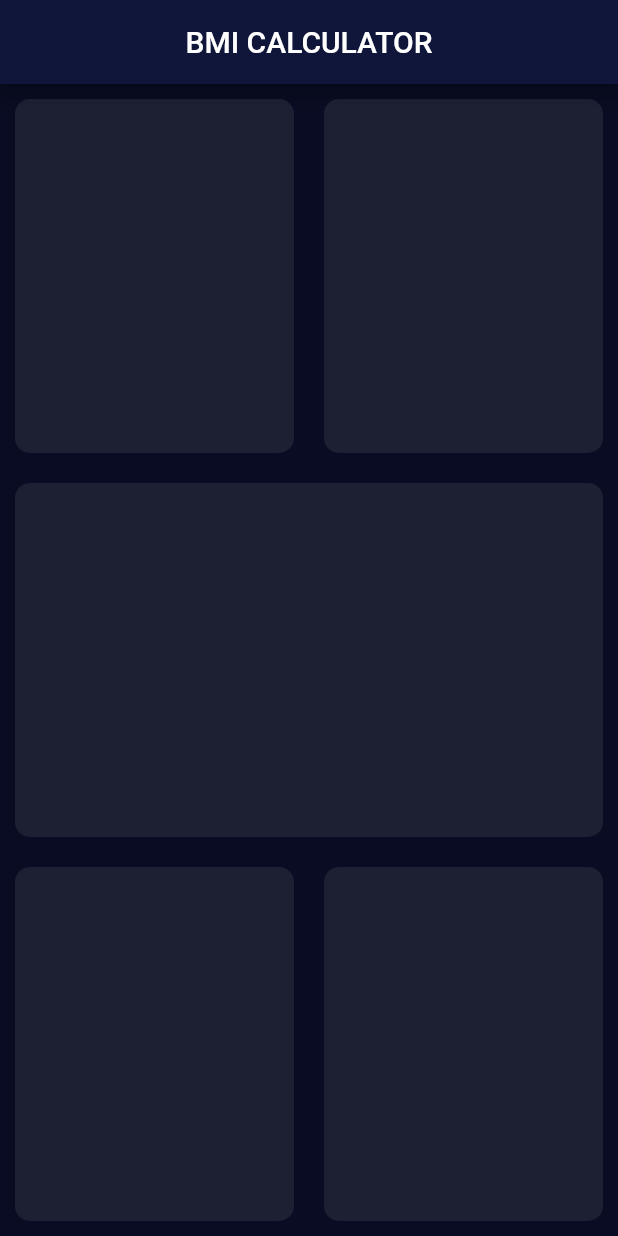
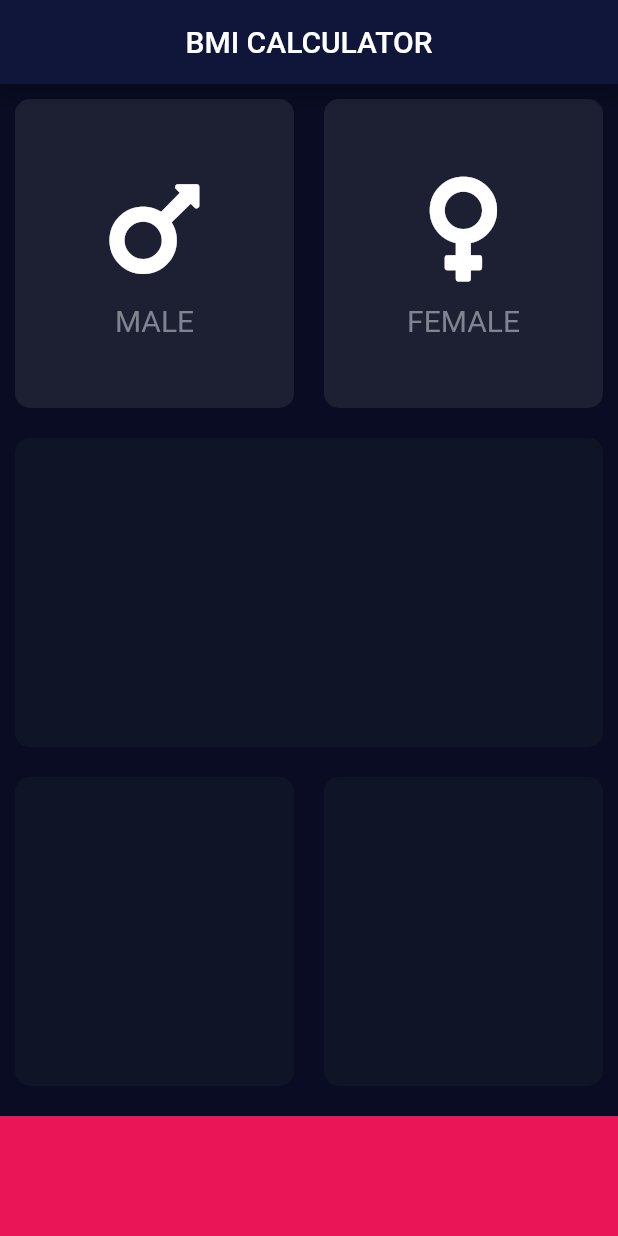
Before and after one commit to RohitIslam/BMI-Calculator, a Flutter app: the screen it shows after launch, on a phone screen of 412 x 824 dp. Run offline on Flutter 3.47's test engine with Material 2 defaults, Android fonts, the phone set to English and light mode, and no system bars; our stand-ins replace font_awesome_flutter.

Commit message:
Custome widget created named Reusable_Icon_Content and refactored code in Input_page

```diff
--- a/lib/main.dart
+++ b/lib/main.dart
@@ -10,9 +10,7 @@ class BMICalculator extends StatelessWidget {
     return MaterialApp(
       theme: ThemeData.dark().copyWith(
         primaryColor: Color(0xFF101639),
-        // primaryColor: Color(0xFF101639),
         scaffoldBackgroundColor: Color(0xFF090C22),
-        // scaffoldBackgroundColor: Color(0xFF0D1237),
       ),
       home: InputPage(),
     );
--- a/lib/pages/input_page.dart
+++ b/lib/pages/input_page.dart
@@ -1,6 +1,8 @@
 import 'package:flutter/material.dart';
+import 'package:font_awesome_flutter/font_awesome_flutter.dart';
 
 import '../widgets/reusable_card.dart';
+import '../widgets/reusable_icon_content.dart';
 
 class InputPage extends StatefulWidget {
   @override
@@ -24,28 +26,54 @@ class _InputPageState extends State<InputPage> {
             child: Row(
               children: <Widget>[
                 Expanded(
-                  child: ReusableCard(Color(0xFF1D1F33)),
+                  child: ReusableCard(
+                    cardColor: Color(0xFF1D1F33),
+                    cardChild: ResuableIconContent(
+                      fontIcon: FontAwesomeIcons.mars,
+                      contentText: "MALE",
+                      contentTextColor: Color(0xFF808390),
+                    ),
+                  ),
                 ),
                 Expanded(
-                  child: ReusableCard(Color(0xFF1D1F33)),
+                  child: ReusableCard(
+                    cardColor: Color(0xFF1D1F33),
+                    cardChild: ResuableIconContent(
+                      fontIcon: FontAwesomeIcons.venus,
+                      contentText: "FEMALE",
+                      contentTextColor: Color(0xFF808390),
+                    ),
+                  ),
                 ),
               ],
             ),
           ),
           Expanded(
-            child: ReusableCard(Color(0xFF1D1F33)),
+            child: ReusableCard(
+              cardColor: Color(0xFF101427),
+            ),
           ),
           Expanded(
             child: Row(
               children: <Widget>[
                 Expanded(
-                  child: ReusableCard(Color(0xFF1D1F33)),
+                  child: ReusableCard(
+                    cardColor: Color(0xFF101427),
+                  ),
                 ),
                 Expanded(
-                  child: ReusableCard(Color(0xFF1D1F33)),
+                  child: ReusableCard(
+                    cardColor: Color(0xFF101427),
+                  ),
                 ),
               ],
             ),
+          ),
+          Container(
+            margin: EdgeInsets.only(top: 10),
+            color: Color(0xFFEA1556),
+            width: double.infinity,
+            height: 80,
           ),
         ],
       ),
--- a/lib/widgets/reusable_card.dart
+++ b/lib/widgets/reusable_card.dart
@@ -2,16 +2,19 @@ import 'package:flutter/material.dart';
 
 class ReusableCard extends StatelessWidget {
   final Color cardColor;
-  const ReusableCard(this.cardColor);
+  final Widget cardChild;
+
+  const ReusableCard({@required this.cardColor, this.cardChild});
 
   @override
   Widget build(BuildContext context) {
     return Container(
       margin: EdgeInsets.all(10),
       decoration: BoxDecoration(
-        color: Color(0xFF1D1F33),
+        color: cardColor,
         borderRadius: BorderRadius.circular(10),
       ),
+      child: cardChild,
     );
   }
 }
--- /dev/null
+++ b/lib/widgets/reusable_icon_content.dart
@@ -0,0 +1,36 @@
+import 'package:flutter/material.dart';
+
+class ResuableIconContent extends StatelessWidget {
+  final IconData fontIcon;
+  final String contentText;
+  final Color contentTextColor;
+
+  const ResuableIconContent({
+    @required this.fontIcon,
+    @required this.contentText,
+    @required this.contentTextColor,
+  });
+
+  @override
+  Widget build(BuildContext context) {
+    return Column(
+      mainAxisAlignment: MainAxisAlignment.center,
+      children: <Widget>[
+        Icon(
+          fontIcon,
+          size: 80,
+        ),
+        SizedBox(
+          height: 10,
+        ),
+        Text(
+          contentText,
+          style: TextStyle(
+            fontSize: 20,
+            color: contentTextColor,
+          ),
+        ),
+      ],
+    );
+  }
+}
--- a/pubspec.yaml
+++ b/pubspec.yaml
@@ -11,6 +11,7 @@ dependencies:
     sdk: flutter
 
   cupertino_icons: ^0.1.2
+  font_awesome_flutter: ^8.5.0
 
 dev_dependencies:
   flutter_test:
```
